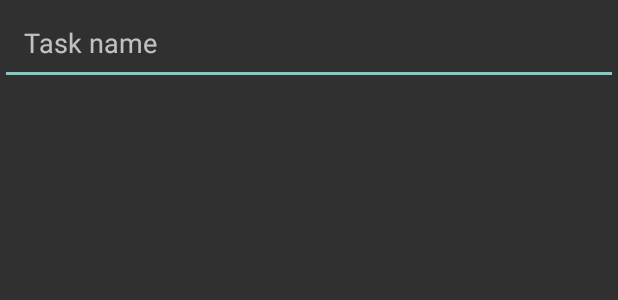
After one commit to baihakidwi/intervaltimer, an Android app: the layout dialog_createtask_nobutton.xml on its own in the app's theme, with its tools: preview values and no code run, on a phone screen of 412 x 824 dp. The commit adds this screen. Shown: the top 300 px of the screen. Run offline under Robolectric (Android 15) with nearby library versions, the light colour scheme and no system bars.

Commit message:
layout for alert dialog

```diff
--- a/app/src/main/java/com/blogspot/bihaika/android/intervaltimer/MainActivity.java
+++ b/app/src/main/java/com/blogspot/bihaika/android/intervaltimer/MainActivity.java
@@ -148,7 +148,6 @@ public class MainActivity extends AppCompatActivity {
     }
 
     private void initView() {
-
         setContentView(R.layout.activity_main);
         mSpnrTaskList = findViewById(R.id.spnr_main_tasklist);
         mLsvTaskDetails = findViewById(R.id.lsv_main_taskdetails);
@@ -333,7 +332,6 @@ public class MainActivity extends AppCompatActivity {
     }
 
     private void setBtnStartBackground() {
-
         switch (mState) {
             case RUN:
                 if (Build.VERSION.SDK_INT >= Build.VERSION_CODES.LOLLIPOP) {
--- /dev/null
+++ b/app/src/main/res/layout/dialog_createtask_nobutton.xml
@@ -0,0 +1,14 @@
+<?xml version="1.0" encoding="utf-8"?>
+<LinearLayout xmlns:android="http://schemas.android.com/apk/res/android"
+    style="@style/Base.Theme.AppCompat.Dialog"
+    android:layout_width="match_parent"
+    android:layout_height="match_parent"
+    android:orientation="vertical">
+
+    <EditText
+        android:id="@+id/edt_dialogcreate"
+        android:layout_width="match_parent"
+        android:layout_height="wrap_content"
+        android:hint="@string/taskname_dialog_hint"
+        android:padding="@dimen/space_large" />
+</LinearLayout>
```
